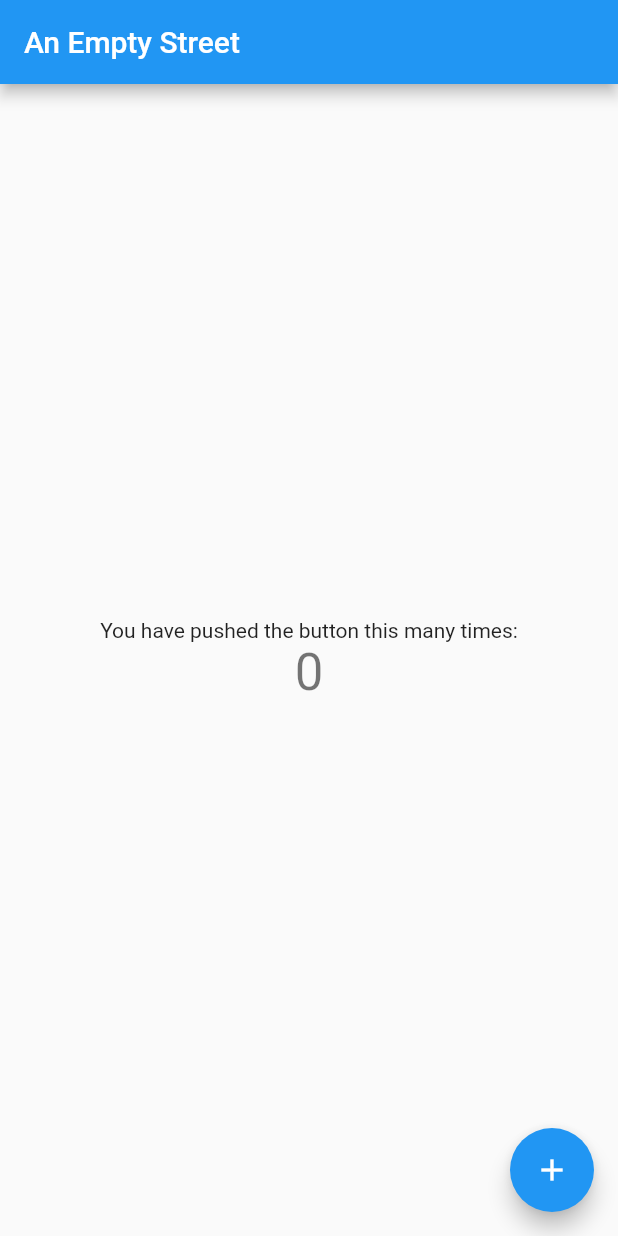
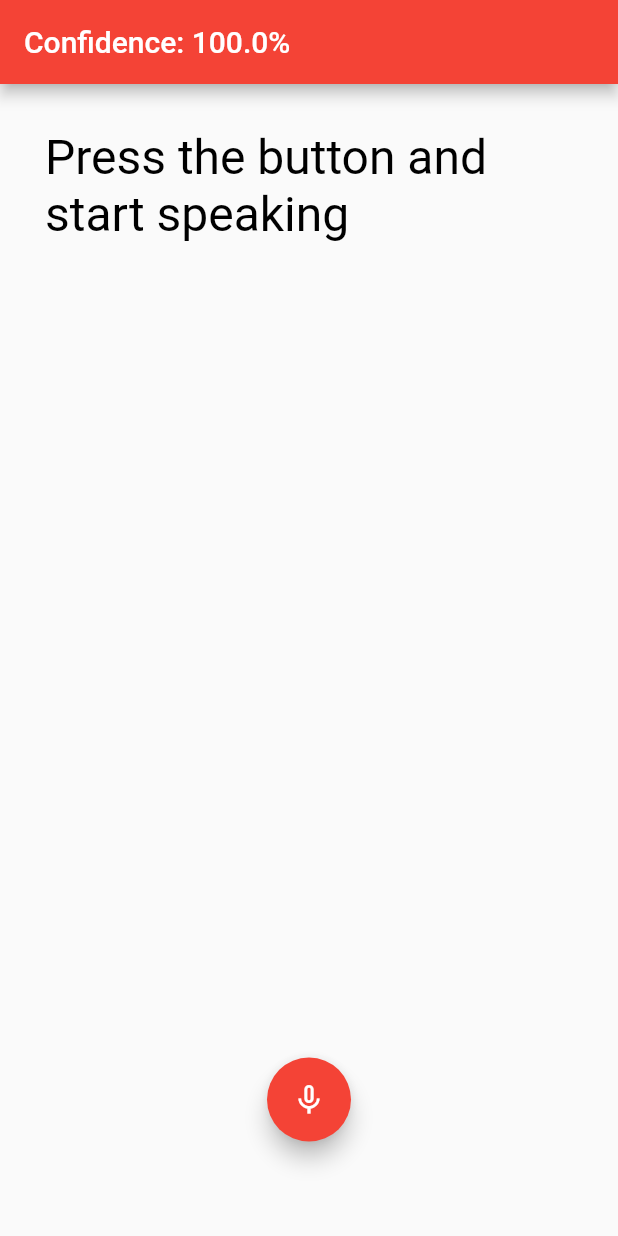
Before and after one commit to enzonjagi/Voice_Journalling_Assistant, a Flutter app: the screen it shows after launch, on a phone screen of 412 x 824 dp. Run offline on Flutter 3.47's test engine with Material 2 defaults, Android fonts, the phone set to English and light mode, and no system bars; drawn by our look-alikes of avatar_glow; our stand-ins replace bloc, equatable, speech_to_text; missing offline and left inert: highlight_text.

Commit message:
Simple Record Journal UI

```diff
--- a/fluttercode/voice_journalling/lib/main.dart
+++ b/fluttercode/voice_journalling/lib/main.dart
@@ -1,4 +1,5 @@
 import 'package:flutter/material.dart';
+import 'package:voice_journalling/speech_screen.dart';
 
 void main() {
   runApp(MyApp());
@@ -9,106 +10,13 @@ class MyApp extends StatelessWidget {
   @override
   Widget build(BuildContext context) {
     return MaterialApp(
-      title: 'Flutter Demo',
+      title: 'Voice Journal',
       theme: ThemeData(
-        // This is the theme of your application.
-        //
-        // Try running your application with "flutter run". You'll see the
-        // application has a blue toolbar. Then, without quitting the app, try
-        // changing the primarySwatch below to Colors.green and then invoke
-        // "hot reload" (press "r" in the console where you ran "flutter run",
-        // or simply save your changes to "hot reload" in a Flutter IDE).
-        // Notice that the counter didn't reset back to zero; the application
-        // is not restarted.
-        primarySwatch: Colors.blue,
+        primarySwatch: Colors.red,
+        visualDensity: VisualDensity.adaptivePlatformDensity,
       ),
-      home: MyHomePage(title: 'An Empty Street'),
+      home: SpeechScreen(),
       debugShowCheckedModeBanner: false,
     );
   }
 }
-
-class MyHomePage extends StatefulWidget {
-  MyHomePage({Key? key, required this.title}) : super(key: key);
-
-  // This widget is the home page of your application. It is stateful, meaning
-  // that it has a State object (defined below) that contains fields that affect
-  // how it looks.
-
-  // This class is the configuration for the state. It holds the values (in this
-  // case the title) provided by the parent (in this case the App widget) and
-  // used by the build method of the State. Fields in a Widget subclass are
-  // always marked "final".
-
-  final String title;
-
-  @override
-  _MyHomePageState createState() => _MyHomePageState();
-}
-
-class _MyHomePageState extends State<MyHomePage> {
-  int _counter = 0;
-
-  void _incrementCounter() {
-    setState(() {
-      // This call to setState tells the Flutter framework that something has
-      // changed in this State, which causes it to rerun the build method below
-      // so that the display can reflect the updated values. If we changed
-      // _counter without calling setState(), then the build method would not be
-      // called again, and so nothing would appear to happen.
-      _counter++;
-    });
-  }
-
-  @override
-  Widget build(BuildContext context) {
-    // This method is rerun every time setState is called, for instance as done
-    // by the _incrementCounter method above.
-    //
-    // The Flutter framework has been optimized to make rerunning build methods
-    // fast, so that you can just rebuild anything that needs updating rather
-    // than having to individually change instances of widgets.
-    return Scaffold(
-      appBar: AppBar(
-        // Here we take the value from the MyHomePage object that was created by
-        // the App.build method, and use it to set our appbar title.
-        title: Text(widget.title),
-      ),
-      body: Center(
-        // Center is a layout widget. It takes a single child and positions it
-        // in the middle of the parent.
-        child: Column(
-          // Column is also a layout widget. It takes a list of children and
-          // arranges them vertically. By default, it sizes itself to fit its
-          // children horizontally, and tries to be as tall as its parent.
-          //
-          // Invoke "debug painting" (press "p" in the console, choose the
-          // "Toggle Debug Paint" action from the Flutter Inspector in Android
-          // Studio, or the "Toggle Debug Paint" command in Visual Studio Code)
-          // to see the wireframe for each widget.
-          //
-          // Column has various properties to control how it sizes itself and
-          // how it positions its children. Here we use mainAxisAlignment to
-          // center the children vertically; the main axis here is the vertical
-          // axis because Columns are vertical (the cross axis would be
-          // horizontal).
-          mainAxisAlignment: MainAxisAlignment.center,
-          children: <Widget>[
-            Text(
-              'You have pushed the button this many times:',
-            ),
-            Text(
-              '$_counter',
-              style: Theme.of(context).textTheme.headline4,
-            ),
-          ],
-        ),
-      ),
-      floatingActionButton: FloatingActionButton(
-        onPressed: _incrementCounter,
-        tooltip: 'Increment',
-        child: Icon(Icons.add),
-      ), // This trailing comma makes auto-formatting nicer for build methods.
-    );
-  }
-}
--- /dev/null
+++ b/fluttercode/voice_journalling/lib/speech_screen.dart
@@ -0,0 +1,152 @@
+import 'package:avatar_glow/avatar_glow.dart';
+import 'package:flutter/material.dart';
+import 'dart:core';
+
+import 'package:highlight_text/highlight_text.dart';
+import 'package:speech_to_text/speech_to_text.dart' as stt;
+
+void main() {
+  runApp(MyApp());
+}
+
+class MyApp extends StatelessWidget {
+  @override
+  Widget build(BuildContext context) {
+    return MaterialApp(
+      title: 'Flutter Voice',
+      debugShowCheckedModeBanner: false,
+      theme: ThemeData(
+        primarySwatch: Colors.red,
+        visualDensity: VisualDensity.adaptivePlatformDensity,
+      ),
+      home: SpeechScreen(),
+    );
+  }
+}
+
+class SpeechScreen extends StatefulWidget {
+  @override
+  _SpeechScreenState createState() => _SpeechScreenState();
+}
+
+class _SpeechScreenState extends State<SpeechScreen> {
+  final Map<String, HighlightedWord> _highlights = {
+    'flutter': HighlightedWord(
+      onTap: () => print('flutter'),
+      textStyle: const TextStyle(
+        color: Colors.blue,
+        fontWeight: FontWeight.bold,
+      ),
+    ),
+    'voice': HighlightedWord(
+      onTap: () => print('voice'),
+      textStyle: const TextStyle(
+        color: Colors.green,
+        fontWeight: FontWeight.bold,
+      ),
+    ),
+    'subscribe': HighlightedWord(
+      onTap: () => print('subscribe'),
+      textStyle: const TextStyle(
+        color: Colors.red,
+        fontWeight: FontWeight.bold,
+      ),
+    ),
+    'like': HighlightedWord(
+      onTap: () => print('like'),
+      textStyle: const TextStyle(
+        color: Colors.blueAccent,
+        fontWeight: FontWeight.bold,
+      ),
+    ),
+    'comment': HighlightedWord(
+      onTap: () => print('comment'),
+      textStyle: const TextStyle(
+        color: Colors.green,
+        fontWeight: FontWeight.bold,
+      ),
+    ),
+  };
+
+  late stt.SpeechToText _speech;
+  bool _isListening = false;
+  String _text = 'Press the button and start speaking';
+  double _confidence = 1.0;
+
+  @override
+  void initState() {
+    super.initState();
+    _speech = stt.SpeechToText();
+  }
+
+  @override
+  Widget build(BuildContext context) {
+    return Scaffold(
+      appBar: AppBar(
+        title: Text('Confidence: ${(_confidence * 100.0).toStringAsFixed(1)}%'),
+      ),
+      floatingActionButtonLocation: FloatingActionButtonLocation.centerFloat,
+      floatingActionButton: AvatarGlow(
+        animate: _isListening,
+        glowColor: Theme.of(context).primaryColor,
+        endRadius: 75.0,
+        duration: const Duration(milliseconds: 2000),
+        repeatPauseDuration: const Duration(milliseconds: 100),
+        repeat: true,
+        child: FloatingActionButton(
+          onPressed: _listen,
+          child: Icon(_isListening ? Icons.mic : Icons.mic_none),
+        ),
+      ),
+      body: SingleChildScrollView(
+        reverse: true,
+        child: Container(
+          padding: const EdgeInsets.fromLTRB(30.0, 30.0, 30.0, 150.0),
+          child: Text(
+            _text,
+            style: TextStyle(
+              fontSize: 32.0,
+              color: Colors.black,
+              fontWeight: FontWeight.w400,
+            ),
+          ),
+        ),
+      ),
+    );
+  }
+
+  void _listen() async {
+    if (!_isListening) {
+      bool available = await _speech.initialize(
+        onStatus: (val) => print('onStatus: $val'),
+        onError: (val) => print('onError: $val'),
+        debugLogging: true,
+      );
+      if (available) {
+        setState(() => _isListening = true);
+        _speech.listen(
+          onResult: (val) => setState(() {
+            _text = val.recognizedWords;
+            if (val.hasConfidenceRating && val.confidence > 0) {
+              _confidence = val.confidence;
+            }
+          }),
+        );
+      }
+    } else {
+      setState(() => _isListening = false);
+      _speech.stop();
+    }
+  }
+}
+/*
+TextHighlight(
+            text: _text,
+            words: _highlights,
+            textStyle: const TextStyle(
+              fontSize: 32.0,
+              color: Colors.black,
+              fontWeight: FontWeight.w400,
+            ),
+          ),
+ */
--- a/fluttercode/voice_journalling/pubspec.yaml
+++ b/fluttercode/voice_journalling/pubspec.yaml
@@ -36,7 +36,11 @@ dependencies:
   connectivity: ^0.4.3+7
   http: ^0.12.0+2
   # Local cache
-  shared_preferences: ^0.5.3+4
+  # shared_preferences: ^0.5.3+4
+  # speech_recognition: ^0.3.0+1
+  speech_to_text: ^2.3.0
+  highlight_text: ^0.7.2
+  avatar_glow: ^1.2.0
 
 dev_dependencies:
   flutter_test:
```
Also changed, not shown: fluttercode/voice_journalling/pubspec.lock, 2 other files.
